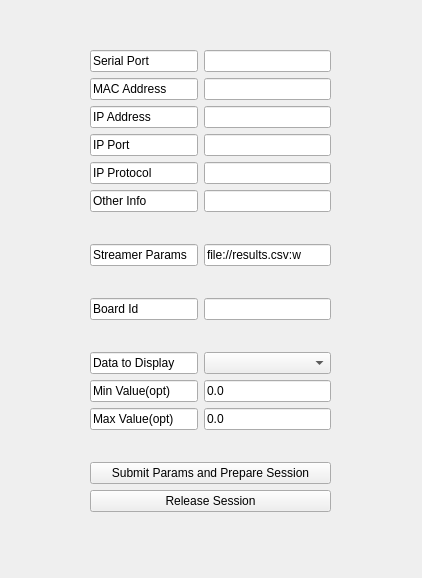
The window that applications/mne_scan/plugins/brainflowboard/FormFiles/brainflowsetupwidget.ui (mne-tools/mne-cpp) describes before a commit, drawn with Qt 5.
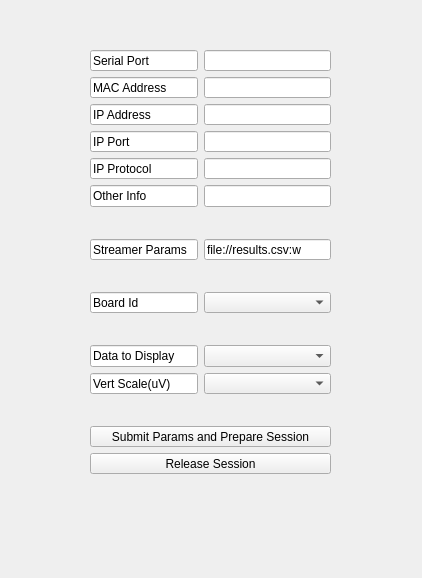
The same window after the commit.

Commit message: brainflow plugin: add filters, improve ui

```diff
--- a/applications/mne_scan/plugins/brainflowboard/FormFiles/brainflowsetupwidget.ui
+++ b/applications/mne_scan/plugins/brainflowboard/FormFiles/brainflowsetupwidget.ui
@@ -19,7 +19,7 @@
      <x>90</x>
      <y>50</y>
      <width>241</width>
-     <height>491</height>
+     <height>424</height>
     </rect>
    </property>
    <layout class="QFormLayout" name="formLayout">
@@ -151,9 +151,6 @@
       </property>
      </widget>
     </item>
-    <item row="9" column="1">
-     <widget class="QLineEdit" name="boardId"/>
-    </item>
     <item row="15" column="0" colspan="2">
      <widget class="QPushButton" name="prepareSession">
       <property name="text">
@@ -187,19 +184,6 @@
     <item row="11" column="1">
      <widget class="QComboBox" name="dataType"/>
     </item>
-    <item row="14" column="0" colspan="2">
-     <spacer name="horizontalSpacer_4">
-      <property name="orientation">
-       <enum>Qt::Horizontal</enum>
-      </property>
-      <property name="sizeHint" stdset="0">
-       <size>
-        <width>40</width>
-        <height>20</height>
-       </size>
-      </property>
-     </spacer>
-    </item>
     <item row="16" column="0" colspan="2">
      <widget class="QPushButton" name="releaseSession">
       <property name="text">
@@ -210,30 +194,31 @@
     <item row="12" column="0">
      <widget class="QLineEdit" name="lineEdit_4">
       <property name="text">
-       <string>Min Value(opt)</string>
+       <string>Vert Scale(uV)</string>
+      </property>
+      <property name="readOnly">
+       <bool>true</bool>
       </property>
      </widget>
     </item>
-    <item row="13" column="0">
-     <widget class="QLineEdit" name="lineEdit_6">
-      <property name="text">
-       <string>Max Value(opt)</string>
+    <item row="13" column="0" colspan="2">
+     <spacer name="horizontalSpacer_4">
+      <property name="orientation">
+       <enum>Qt::Horizontal</enum>
       </property>
-     </widget>
+      <property name="sizeHint" stdset="0">
+       <size>
+        <width>40</width>
+        <height>20</height>
+       </size>
+      </property>
+     </spacer>
     </item>
     <item row="12" column="1">
-     <widget class="QLineEdit" name="minValue">
-      <property name="text">
-       <string>0.0</string>
-      </property>
-     </widget>
+     <widget class="QComboBox" name="vertScale"/>
     </item>
-    <item row="13" column="1">
-     <widget class="QLineEdit" name="maxValue">
-      <property name="text">
-       <string>0.0</string>
-      </property>
-     </widget>
+    <item row="9" column="1">
+     <widget class="QComboBox" name="boardId"/>
     </item>
    </layout>
   </widget>
```
Left out of the diff: 2 changed lines with no effect on the pictures. The commit also changes 7 other files.
